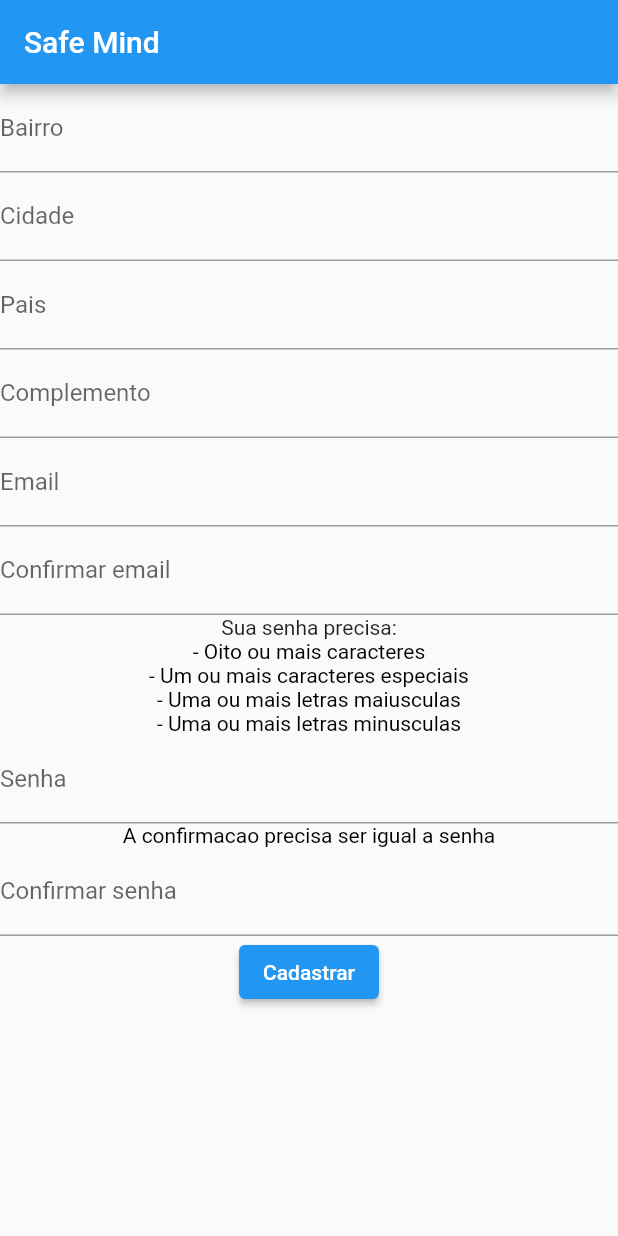
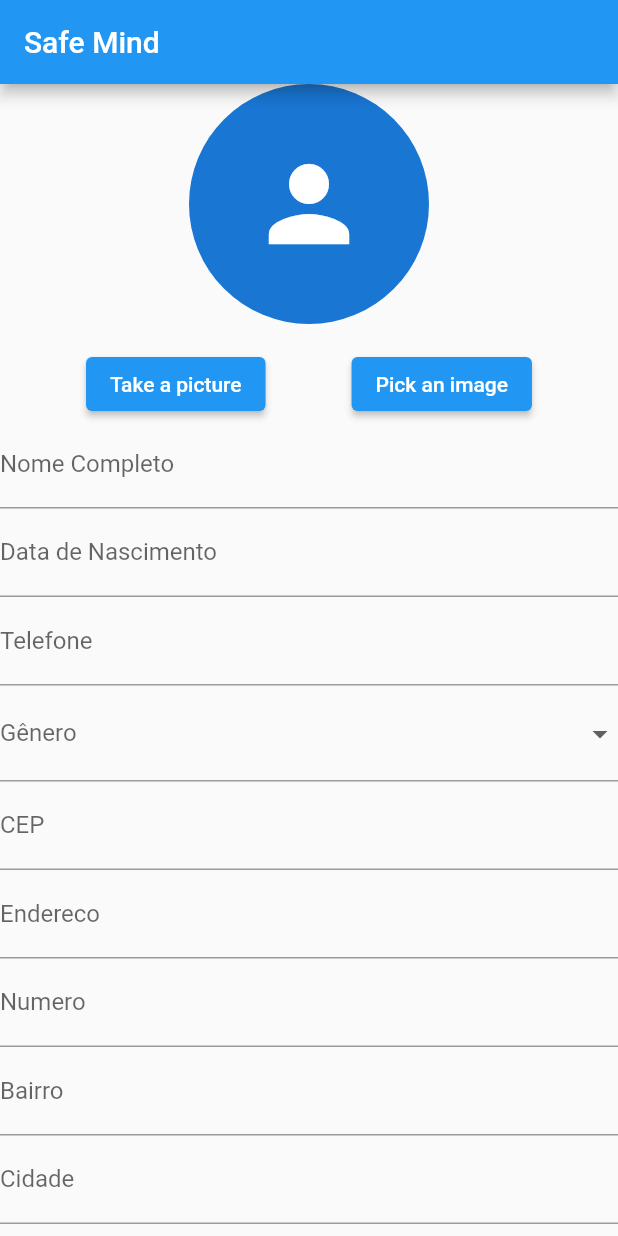
Before and after one commit to deividafonso281/saude_mental, a Flutter app: the screen it shows after launch, on a phone screen of 412 x 824 dp. Run offline on Flutter 3.47's test engine with Material 2 defaults, Android fonts, the phone set to English and light mode, and no system bars; our stand-ins replace image_picker.

Commit message:
restante da tela do paciente

```diff
--- a/frontend/lib/cadastro_paciente.dart
+++ b/frontend/lib/cadastro_paciente.dart
@@ -1,4 +1,6 @@
+import 'dart:io';
 import 'package:flutter/material.dart';
+import 'package:image_picker/image_picker.dart';
 
 class CadastroPaciente extends StatefulWidget {
   const CadastroPaciente({super.key});
@@ -23,6 +25,16 @@ class CadastroPacienteState extends State<CadastroPaciente> {
   Color _upperCase = Colors.black;
   Color _lowerCase = Colors.black;
   Color _passwordConfirmation = Colors.black;
+  final List<String> _genders = ['Feminino', 'Não-Binário', 'Masculino'];
+  String? _selectedGender;
+  File? _image;
+
+  Future<void> _pickImage(ImageSource source) async {
+    final pickedFile = await ImagePicker().pickImage(source: source);
+    setState(() {
+      _image = File(pickedFile!.path);
+    });
+  }
 
   int testPasswordLength(text) {
     RegExp eightChar = RegExp(r'.{8}');
@@ -153,7 +165,8 @@ class CadastroPacienteState extends State<CadastroPaciente> {
       body:
       // Center is a layout widget. It takes a single child and positions it
       // in the middle of the parent.
-      Column(
+      SingleChildScrollView(
+        child: Column(
           // Column is also a layout widget. It takes a list of children and
           // arranges them vertically. By default, it sizes itself to fit its
           // children horizontally, and tries to be as tall as its parent.
@@ -169,6 +182,89 @@ class CadastroPacienteState extends State<CadastroPaciente> {
           // axis because Columns are vertical (the cross axis would be
           // horizontal).
           children: <Widget>[
+            CircleAvatar(
+              radius: 80,
+              backgroundImage: _image != null ? FileImage(_image!) : null,
+              child: _image == null
+                ? Icon(
+                  Icons.person,
+                  size: 80,
+                )
+                : null,
+            ),
+            SizedBox(
+              height: 16,
+            ),
+            Row(
+              mainAxisAlignment: MainAxisAlignment.spaceEvenly,
+              children: [
+                ElevatedButton(
+                  onPressed: () {
+                    _pickImage(ImageSource.camera);
+                  },
+                  child: Text('Take a picture'),
+                ),
+                ElevatedButton(
+                  onPressed: () {
+                    _pickImage(ImageSource.gallery);
+                  },
+                  child: Text('Pick an image'),
+                ),
+              ],
+            ),
+            const TextField(
+              obscureText: false,
+              decoration: InputDecoration(
+                labelText: 'Nome Completo',
+              ),
+            ),
+            const TextField(
+              obscureText: false,
+              decoration: InputDecoration(
+                labelText: 'Data de Nascimento',
+              ),
+            ),
+            const TextField(
+              obscureText: false,
+              decoration: InputDecoration(
+                labelText: 'Telefone',
+              ),
+            ),
+            DropdownButtonFormField(
+              value: _selectedGender, // Set the selected option
+              items: _genders.map((gender) { // Map the list of options to DropdownMenuItem widgets
+                return DropdownMenuItem(
+                  value: gender,
+                  child: Text(gender),
+                );
+              }).toList(),
+              onChanged: (value) { // Set the selected option to the variable when the user changes it
+                setState(() {
+                  _selectedGender = value;
+                });
+              },
+              decoration: InputDecoration(
+                labelText: 'Gênero',
+              ),
+            ),
+            const TextField(
+              obscureText: false,
+              decoration: InputDecoration(
+                labelText: 'CEP',
+              ),
+            ),
+            const TextField(
+              obscureText: false,
+              decoration: InputDecoration(
+                labelText: 'Endereco',
+              ),
+            ),
+            const TextField(
+              obscureText: false,
+              decoration: InputDecoration(
+                labelText: 'Numero',
+              ),
+            ),
             const TextField(
               obscureText: false,
               decoration: InputDecoration(
@@ -245,6 +341,7 @@ class CadastroPacienteState extends State<CadastroPaciente> {
             )
           ],
         ),
+      ),
     );
   }
 }
--- a/frontend/pubspec.yaml
+++ b/frontend/pubspec.yaml
@@ -30,6 +30,7 @@ environment:
 dependencies:
   flutter:
     sdk: flutter
+  image_picker: ^0.8.4+2
 
 
   # The following adds the Cupertino Icons font to your application.
```
Also changed, not shown: frontend/pubspec.lock, 16 other files. Lines whose indentation alone changed are shown as unchanged.
